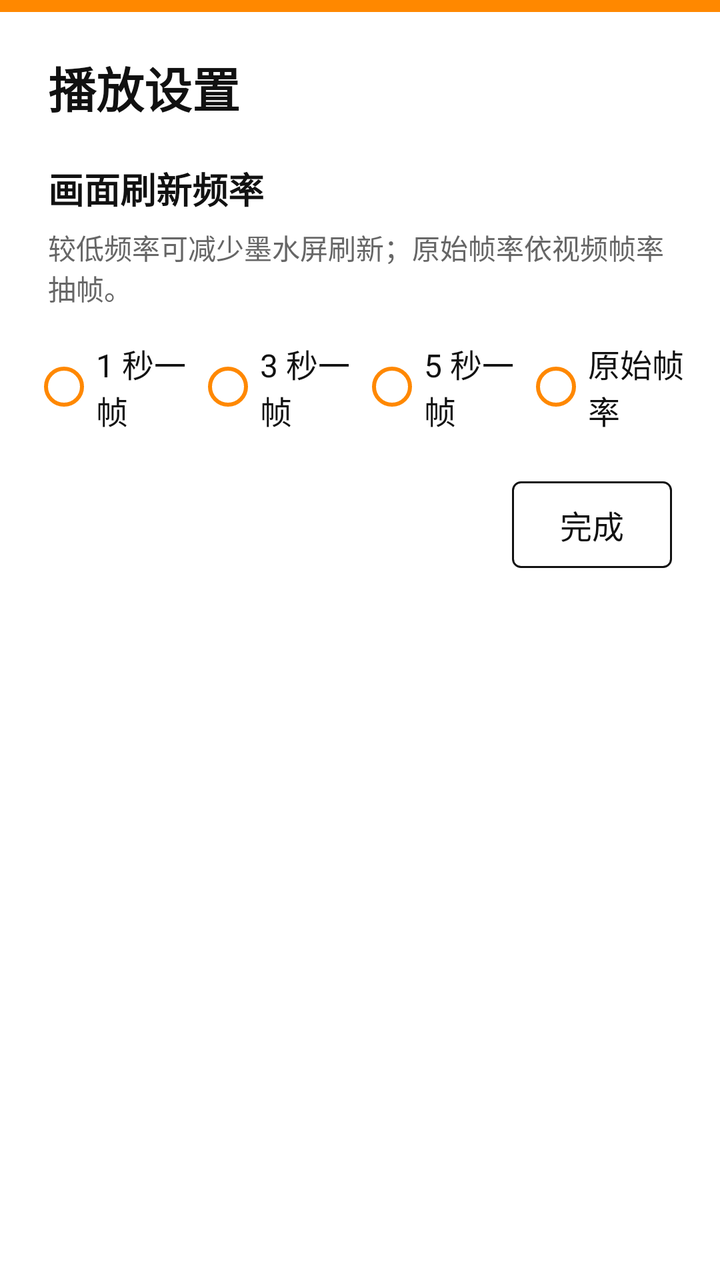
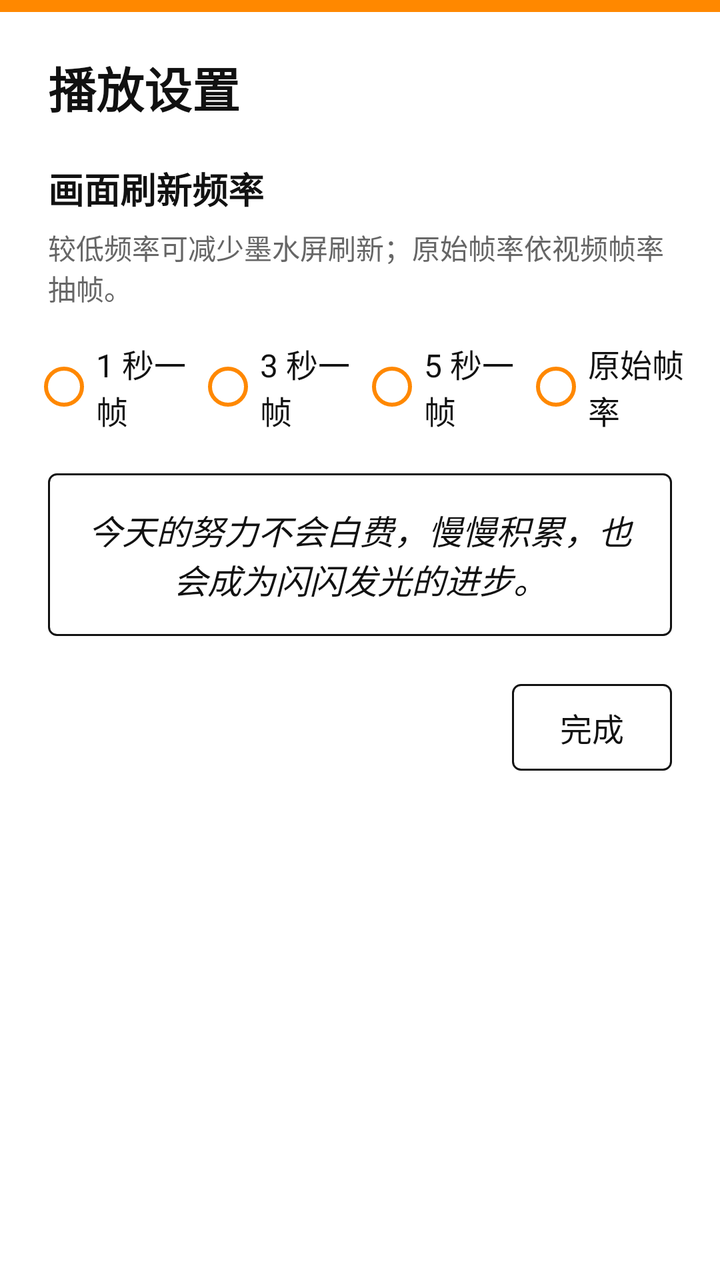

Compare the two renders of this Android layout. The source of the first and the diff that turns it into the second are given below.
<!-- AndroidManifest.xml: application theme AppTheme -->
<!-- res/layout/activity_settings.xml -->
<?xml version="1.0" encoding="utf-8"?>
<LinearLayout xmlns:android="http://schemas.android.com/apk/res/android"
    android:layout_width="match_parent"
    android:layout_height="match_parent"
    android:background="@color/window_bg"
    android:orientation="vertical">

    <View
        android:layout_width="match_parent"
        android:layout_height="6dp"
        android:background="@color/accent" />

    <TextView
        android:layout_width="match_parent"
        android:layout_height="wrap_content"
        android:paddingStart="24dp"
        android:paddingTop="20dp"
        android:paddingEnd="24dp"
        android:text="@string/settings_title"
        android:textColor="@color/text_primary"
        android:textSize="24sp"
        android:textStyle="bold" />

    <TextView
        android:layout_width="match_parent"
        android:layout_height="wrap_content"
        android:paddingStart="24dp"
        android:paddingTop="20dp"
        android:paddingEnd="24dp"
        android:text="@string/frame_rate_title"
        android:textColor="@color/text_primary"
        android:textSize="18sp"
        android:textStyle="bold" />

    <TextView
        android:layout_width="match_parent"
        android:layout_height="wrap_content"
        android:paddingStart="24dp"
        android:paddingTop="6dp"
        android:paddingEnd="24dp"
        android:text="@string/frame_rate_hint"
        android:textColor="@color/text_secondary"
        android:textSize="14sp" />

    <RadioGroup
        android:id="@+id/frame_rate_options"
        android:layout_width="match_parent"
        android:layout_height="wrap_content"
        android:orientation="horizontal"
        android:paddingStart="16dp"
        android:paddingTop="16dp"
        android:paddingEnd="16dp">

        <RadioButton
            android:id="@+id/frame_rate_1s"
            android:layout_width="0dp"
            android:layout_height="wrap_content"
            android:layout_weight="1"
            android:buttonTint="@color/accent"
            android:text="@string/frame_rate_1s"
            android:textColor="@color/text_primary"
            android:textSize="16sp" />

        <RadioButton
            android:id="@+id/frame_rate_3s"
            android:layout_width="0dp"
            android:layout_height="wrap_content"
            android:layout_weight="1"
            android:buttonTint="@color/accent"
            android:text="@string/frame_rate_3s"
            android:textColor="@color/text_primary"
            android:textSize="16sp" />

        <RadioButton
            android:id="@+id/frame_rate_5s"
            android:layout_width="0dp"
            android:layout_height="wrap_content"
            android:layout_weight="1"
            android:buttonTint="@color/accent"
            android:text="@string/frame_rate_5s"
            android:textColor="@color/text_primary"
            android:textSize="16sp" />

        <RadioButton
            android:id="@+id/frame_rate_original"
            android:layout_width="0dp"
            android:layout_height="wrap_content"
            android:layout_weight="1"
            android:buttonTint="@color/accent"
            android:text="@string/frame_rate_original"
            android:textColor="@color/text_primary"
            android:textSize="16sp" />
    </RadioGroup>

    <TextView
        android:id="@+id/settings_done"
        android:layout_width="wrap_content"
        android:layout_height="wrap_content"
        android:layout_gravity="end"
        android:layout_marginTop="24dp"
        android:layout_marginEnd="24dp"
        android:background="@drawable/btn_outline"
        android:clickable="true"
        android:focusable="true"
        android:gravity="center"
        android:paddingStart="24dp"
        android:paddingTop="10dp"
        android:paddingEnd="24dp"
        android:paddingBottom="10dp"
        android:text="@string/settings_done"
        android:textColor="@color/text_primary"
        android:textSize="16sp" />
</LinearLayout>
<!-- resources referenced by this layout -->
<resources>
  <color name="accent">#FFFF8800</color>
  <color name="text_primary">#FF111111</color>
  <color name="text_secondary">#FF666666</color>
  <color name="window_bg">#FFFFFFFF</color>
  <!-- drawable btn_outline (drawable) -->
  <?xml version="1.0" encoding="utf-8"?>
  <selector xmlns:android="http://schemas.android.com/apk/res/android">
      <item android:state_pressed="true">
          <shape android:shape="rectangle">
              <solid android:color="@color/outline_pressed" />
              <stroke android:width="1dp" android:color="@color/outline" />
              <corners android:radius="4dp" />
          </shape>
      </item>
      <item>
          <shape android:shape="rectangle">
              <solid android:color="@color/window_bg" />
              <stroke android:width="1dp" android:color="@color/outline" />
              <corners android:radius="4dp" />
          </shape>
      </item>
  </selector>
  <string name="frame_rate_1s">1 秒一帧</string>
  <string name="frame_rate_3s">3 秒一帧</string>
  <string name="frame_rate_5s">5 秒一帧</string>
  <string name="frame_rate_hint">较低频率可减少墨水屏刷新；原始帧率依视频帧率抽帧。</string>
  <string name="frame_rate_original">原始帧率</string>
  <string name="frame_rate_title">画面刷新频率</string>
  <string name="settings_done">完成</string>
  <string name="settings_title">播放设置</string>
  <style name="AppTheme" parent="android:Theme.Material.Light.NoActionBar">
          <item name="android:windowDisablePreview">true</item>
          <item name="android:windowBackground">@color/window_bg</item>
          <item name="android:colorPrimary">@color/accent</item>
          <item name="android:colorAccent">@color/accent</item>
          <item name="android:colorControlActivated">@color/accent</item>
          <item name="android:colorControlHighlight">@android:color/transparent</item>
          <item name="android:windowAnimationStyle">@style/NoAnimation</item>
      </style>
  <color name="outline_pressed">#FFDDDDDD</color>
  <color name="outline">#FF111111</color>
  <style name="NoAnimation">
          <item name="android:windowEnterAnimation">@null</item>
          <item name="android:windowExitAnimation">@null</item>
          <item name="android:activityOpenEnterAnimation">@null</item>
          <item name="android:activityOpenExitAnimation">@null</item>
          <item name="android:activityCloseEnterAnimation">@null</item>
          <item name="android:activityCloseExitAnimation">@null</item>
      </style>
</resources>

<!-- the commit's change to res/layout/activity_settings.xml (unified diff, before → after) -->
@@ -93,6 +93,20 @@
     </RadioGroup>
 
     <TextView
+        android:layout_width="match_parent"
+        android:layout_height="wrap_content"
+        android:layout_marginStart="24dp"
+        android:layout_marginTop="20dp"
+        android:layout_marginEnd="24dp"
+        android:background="@drawable/btn_outline"
+        android:gravity="center"
+        android:padding="16dp"
+        android:text="@string/settings_motivation"
+        android:textColor="@color/text_primary"
+        android:textSize="17sp"
+        android:textStyle="italic" />
+
+    <TextView
         android:id="@+id/settings_done"
         android:layout_width="wrap_content"
         android:layout_height="wrap_content"
<!-- resource entries referenced after the edit -->
@@ -29,6 +29,7 @@
   <string name="frame_rate_original">原始帧率</string>
   <string name="frame_rate_title">画面刷新频率</string>
   <string name="settings_done">完成</string>
+  <string name="settings_motivation">今天的努力不会白费，慢慢积累，也会成为闪闪发光的进步。</string>
   <string name="settings_title">播放设置</string>
   <style name="AppTheme" parent="android:Theme.Material.Light.NoActionBar">
           <item name="android:windowDisablePreview">true</item>
